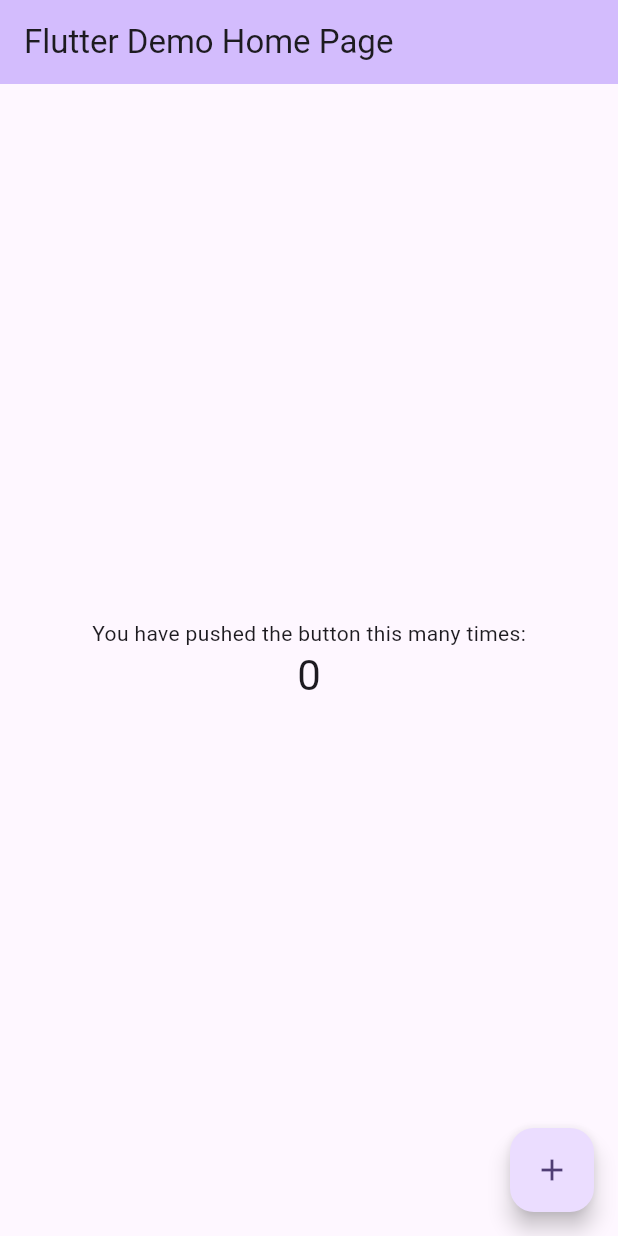
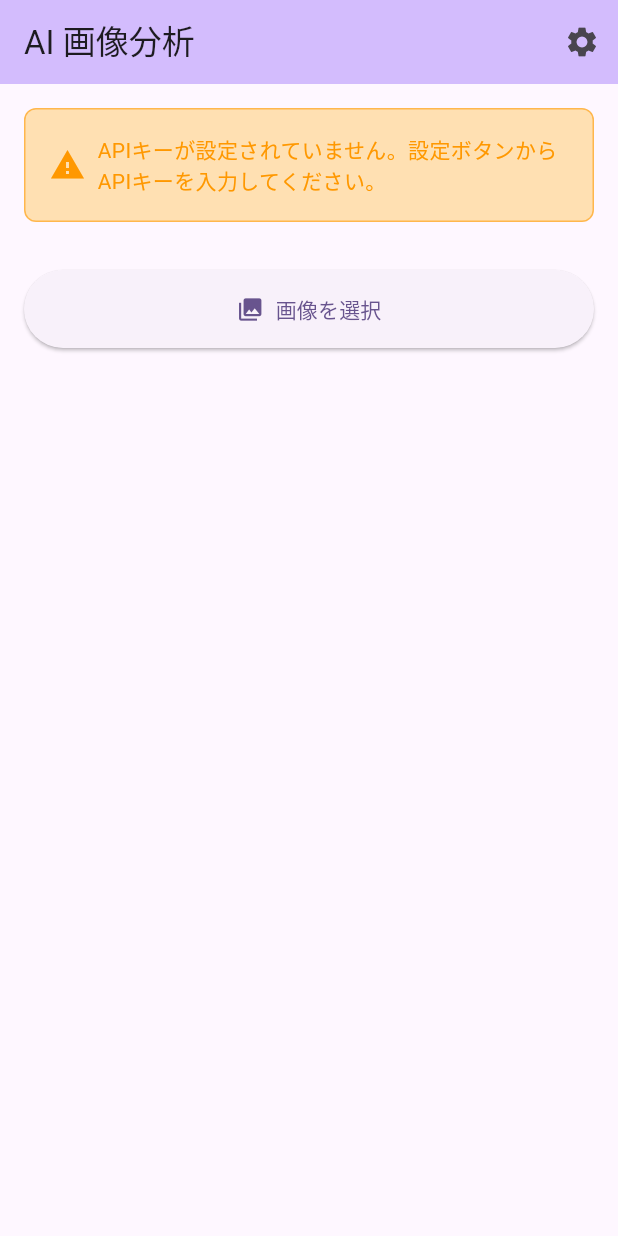
Before and after one commit to mituru-maker/my_8th_app, a Flutter app: the screen it shows after launch, on a phone screen of 412 x 824 dp. Run offline on Flutter 3.47's test engine with Material 3 defaults, Android fonts, the phone set to English and light mode, and no system bars; our stand-ins replace google_generative_ai, image_picker, shared_preferences.

Commit message:
Implement AI image analyzer with Gemini integration
- Add image picker functionality for web
- Implement API key management with shared_preferences
- Add settings dialog for API key input
- Integrate Gemini 2.0-flash-exp model with fallback to gemini-1.5-flash
- Fix Image.memory compatibility for web platform
- Add Japanese language support for image analysis
- Improve error messages for empty API key

```diff
--- /dev/null
+++ b/lib/api_service.dart
@@ -0,0 +1,20 @@
+import 'package:shared_preferences/shared_preferences.dart';
+
+class ApiService {
+  static const String _apiKeyKey = 'gemini_api_key';
+
+  static Future<void> saveApiKey(String apiKey) async {
+    final prefs = await SharedPreferences.getInstance();
+    await prefs.setString(_apiKeyKey, apiKey);
+  }
+
+  static Future<String?> getApiKey() async {
+    final prefs = await SharedPreferences.getInstance();
+    return prefs.getString(_apiKeyKey);
+  }
+
+  static Future<void> removeApiKey() async {
+    final prefs = await SharedPreferences.getInstance();
+    await prefs.remove(_apiKeyKey);
+  }
+}
--- a/lib/main.dart
+++ b/lib/main.dart
@@ -1,4 +1,9 @@
 import 'package:flutter/material.dart';
+import 'package:image_picker/image_picker.dart';
+import 'dart:io';
+import 'dart:typed_data';
+import 'api_service.dart';
+import 'package:google_generative_ai/google_generative_ai.dart';
 
 void main() {
   runApp(const MyApp());
@@ -7,119 +12,286 @@ void main() {
 class MyApp extends StatelessWidget {
   const MyApp({super.key});
 
-  // This widget is the root of your application.
   @override
   Widget build(BuildContext context) {
     return MaterialApp(
-      title: 'Flutter Demo',
+      title: 'AI Image Analyzer',
       theme: ThemeData(
-        // This is the theme of your application.
-        //
-        // TRY THIS: Try running your application with "flutter run". You'll see
-        // the application has a purple toolbar. Then, without quitting the app,
-        // try changing the seedColor in the colorScheme below to Colors.green
-        // and then invoke "hot reload" (save your changes or press the "hot
-        // reload" button in a Flutter-supported IDE, or press "r" if you used
-        // the command line to start the app).
-        //
-        // Notice that the counter didn't reset back to zero; the application
-        // state is not lost during the reload. To reset the state, use hot
-        // restart instead.
-        //
-        // This works for code too, not just values: Most code changes can be
-        // tested with just a hot reload.
         colorScheme: ColorScheme.fromSeed(seedColor: Colors.deepPurple),
         useMaterial3: true,
       ),
-      home: const MyHomePage(title: 'Flutter Demo Home Page'),
+      home: const ImageAnalyzerPage(),
     );
   }
 }
 
-class MyHomePage extends StatefulWidget {
-  const MyHomePage({super.key, required this.title});
-
-  // This widget is the home page of your application. It is stateful, meaning
-  // that it has a State object (defined below) that contains fields that affect
-  // how it looks.
-
-  // This class is the configuration for the state. It holds the values (in this
-  // case the title) provided by the parent (in this case the App widget) and
-  // used by the build method of the State. Fields in a Widget subclass are
-  // always marked "final".
-
-  final String title;
+class ImageAnalyzerPage extends StatefulWidget {
+  const ImageAnalyzerPage({super.key});
 
   @override
-  State<MyHomePage> createState() => _MyHomePageState();
+  State<ImageAnalyzerPage> createState() => _ImageAnalyzerPageState();
 }
 
-class _MyHomePageState extends State<MyHomePage> {
-  int _counter = 0;
+class _ImageAnalyzerPageState extends State<ImageAnalyzerPage> {
+  final ImagePicker _picker = ImagePicker();
+  XFile? _selectedImage;
+  Uint8List? _imageBytes;
+  String _analysisResult = '';
+  bool _isAnalyzing = false;
+  String? _apiKey;
 
-  void _incrementCounter() {
+  @override
+  void initState() {
+    super.initState();
+    _loadApiKey();
+  }
+
+  Future<void> _loadApiKey() async {
+    final apiKey = await ApiService.getApiKey();
     setState(() {
-      // This call to setState tells the Flutter framework that something has
-      // changed in this State, which causes it to rerun the build method below
-      // so that the display can reflect the updated values. If we changed
-      // _counter without calling setState(), then the build method would not be
-      // called again, and so nothing would appear to happen.
-      _counter++;
+      _apiKey = apiKey;
     });
+  }
+
+  Future<void> _pickImage() async {
+    final XFile? image = await _picker.pickImage(source: ImageSource.gallery);
+    if (image != null) {
+      final bytes = await image.readAsBytes();
+      setState(() {
+        _selectedImage = image;
+        _imageBytes = bytes;
+        _analysisResult = '';
+      });
+    }
+  }
+
+  Future<void> _analyzeImage() async {
+    if (_selectedImage == null) {
+      ScaffoldMessenger.of(context).showSnackBar(
+        const SnackBar(content: Text('Please select an image first')),
+      );
+      return;
+    }
+
+    if (_apiKey == null || _apiKey!.isEmpty) {
+      ScaffoldMessenger.of(context).showSnackBar(
+        const SnackBar(
+          content: Text('APIキーが設定されていません。設定ボタンからAPIキーを入力してください。'),
+          backgroundColor: Colors.red,
+        ),
+      );
+      return;
+    }
+
+    setState(() {
+      _isAnalyzing = true;
+      _analysisResult = '';
+    });
+
+    try {
+      String modelName = 'gemini-2.0-flash-exp';
+      GenerativeModel model;
+
+      try {
+        model = GenerativeModel(
+          model: modelName,
+          apiKey: _apiKey!,
+        );
+      } catch (e) {
+        // Fallback to gemini-1.5-flash if the experimental model is not available
+        modelName = 'gemini-1.5-flash';
+        model = GenerativeModel(
+          model: modelName,
+          apiKey: _apiKey!,
+        );
+      }
+
+      final imagePart = DataPart('image/jpeg', _imageBytes!);
+
+      final prompt = TextPart('Please analyze this image and provide a detailed description in Japanese.');
+      final response = await model.generateContent([
+        Content.multi([prompt, imagePart])
+      ]);
+
+      setState(() {
+        _analysisResult = response.text ?? 'No response received';
+        _isAnalyzing = false;
+      });
+    } catch (e) {
+      setState(() {
+        _analysisResult = 'Error: $e';
+        _isAnalyzing = false;
+      });
+    }
+  }
+
+  void _showSettingsDialog() {
+    final TextEditingController apiKeyController = TextEditingController(text: _apiKey);
+
+    showDialog(
+      context: context,
+      builder: (BuildContext context) {
+        return AlertDialog(
+          title: const Text('設定'),
+          content: Column(
+            mainAxisSize: MainAxisSize.min,
+            children: [
+              const Text('Gemini APIキーを入力してください:'),
+              const SizedBox(height: 16),
+              TextField(
+                controller: apiKeyController,
+                decoration: const InputDecoration(
+                  border: OutlineInputBorder(),
+                  labelText: 'API Key',
+                  hintText: 'Enter your Gemini API key',
+                ),
+                obscureText: true,
+              ),
+            ],
+          ),
+          actions: [
+            TextButton(
+              onPressed: () {
+                Navigator.of(context).pop();
+              },
+              child: const Text('キャンセル'),
+            ),
+            TextButton(
+              onPressed: () async {
+                await ApiService.saveApiKey(apiKeyController.text);
+                setState(() {
+                  _apiKey = apiKeyController.text;
+                });
+                Navigator.of(context).pop();
+                ScaffoldMessenger.of(context).showSnackBar(
+                  const SnackBar(content: Text('APIキーを保存しました')),
+                );
+              },
+              child: const Text('保存'),
+            ),
+          ],
+        );
+      },
+    );
   }
 
   @override
   Widget build(BuildContext context) {
-    // This method is rerun every time setState is called, for instance as done
-    // by the _incrementCounter method above.
-    //
-    // The Flutter framework has been optimized to make rerunning build methods
-    // fast, so that you can just rebuild anything that needs updating rather
-    // than having to individually change instances of widgets.
     return Scaffold(
       appBar: AppBar(
-        // TRY THIS: Try changing the color here to a specific color (to
-        // Colors.amber, perhaps?) and trigger a hot reload to see the AppBar
-        // change color while the other colors stay the same.
         backgroundColor: Theme.of(context).colorScheme.inversePrimary,
-        // Here we take the value from the MyHomePage object that was created by
-        // the App.build method, and use it to set our appbar title.
-        title: Text(widget.title),
+        title: const Text('AI 画像分析'),
+        actions: [
+          IconButton(
+            icon: const Icon(Icons.settings),
+            onPressed: _showSettingsDialog,
+          ),
+        ],
       ),
-      body: Center(
-        // Center is a layout widget. It takes a single child and positions it
-        // in the middle of the parent.
+      body: SingleChildScrollView(
+        padding: const EdgeInsets.all(16.0),
         child: Column(
-          // Column is also a layout widget. It takes a list of children and
-          // arranges them vertically. By default, it sizes itself to fit its
-          // children horizontally, and tries to be as tall as its parent.
-          //
-          // Column has various properties to control how it sizes itself and
-          // how it positions its children. Here we use mainAxisAlignment to
-          // center the children vertically; the main axis here is the vertical
-          // axis because Columns are vertical (the cross axis would be
-          // horizontal).
-          //
-          // TRY THIS: Invoke "debug painting" (choose the "Toggle Debug Paint"
-          // action in the IDE, or press "p" in the console), to see the
-          // wireframe for each widget.
-          mainAxisAlignment: MainAxisAlignment.center,
-          children: <Widget>[
-            const Text(
-              'You have pushed the button this many times:',
+          crossAxisAlignment: CrossAxisAlignment.stretch,
+          children: [
+            if (_apiKey == null || _apiKey!.isEmpty)
+              Container(
+                padding: const EdgeInsets.all(16),
+                margin: const EdgeInsets.only(bottom: 16),
+                decoration: BoxDecoration(
+                  color: Colors.orange.shade100,
+                  borderRadius: BorderRadius.circular(8),
+                  border: Border.all(color: Colors.orange.shade300),
+                ),
+                child: Row(
+                  children: [
+                    const Icon(Icons.warning, color: Colors.orange),
+                    const SizedBox(width: 8),
+                    const Expanded(
+                      child: Text(
+                        'APIキーが設定されていません。設定ボタンからAPIキーを入力してください。',
+                        style: TextStyle(color: Colors.orange),
+                      ),
+                    ),
+                  ],
+                ),
+              ),
+
+            const SizedBox(height: 16),
+
+            ElevatedButton.icon(
+              onPressed: _pickImage,
+              icon: const Icon(Icons.photo_library),
+              label: const Text('画像を選択'),
+              style: ElevatedButton.styleFrom(
+                padding: const EdgeInsets.all(16),
+              ),
             ),
-            Text(
-              '$_counter',
-              style: Theme.of(context).textTheme.headlineMedium,
-            ),
+
+            const SizedBox(height: 16),
+
+            if (_selectedImage != null) ...[
+              Container(
+                height: 300,
+                decoration: BoxDecoration(
+                  border: Border.all(color: Colors.grey),
+                  borderRadius: BorderRadius.circular(8),
+                ),
+                child: ClipRRect(
+                  borderRadius: BorderRadius.circular(8),
+                  child: Image.memory(
+                    _imageBytes!,
+                    fit: BoxFit.contain,
+                  ),
+                ),
+              ),
+
+              const SizedBox(height: 16),
+
+              ElevatedButton.icon(
+                onPressed: _isAnalyzing ? null : _analyzeImage,
+                icon: _isAnalyzing
+                  ? const SizedBox(
+                      width: 20,
+                      height: 20,
+                      child: CircularProgressIndicator(strokeWidth: 2),
+                    )
+                  : const Icon(Icons.analytics),
+                label: Text(_isAnalyzing ? '分析中...' : '画像を分析する'),
+                style: ElevatedButton.styleFrom(
+                  padding: const EdgeInsets.all(16),
+                  backgroundColor: Colors.deepPurple,
+                  foregroundColor: Colors.white,
+                ),
+              ),
+            ],
+
+            const SizedBox(height: 16),
+
+            if (_analysisResult.isNotEmpty) ...[
+              const Text(
+                '分析結果:',
+                style: TextStyle(
+                  fontSize: 18,
+                  fontWeight: FontWeight.bold,
+                ),
+              ),
+              const SizedBox(height: 8),
+              Container(
+                padding: const EdgeInsets.all(16),
+                decoration: BoxDecoration(
+                  color: Colors.grey.shade100,
+                  borderRadius: BorderRadius.circular(8),
+                  border: Border.all(color: Colors.grey.shade300),
+                ),
+                child: Text(
+                  _analysisResult,
+                  style: const TextStyle(fontSize: 16),
+                ),
+              ),
+            ],
           ],
         ),
       ),
-      floatingActionButton: FloatingActionButton(
-        onPressed: _incrementCounter,
-        tooltip: 'Increment',
-        child: const Icon(Icons.add),
-      ), // This trailing comma makes auto-formatting nicer for build methods.
     );
   }
 }
--- a/pubspec.yaml
+++ b/pubspec.yaml
@@ -34,6 +34,9 @@ dependencies:
   # The following adds the Cupertino Icons font to your application.
   # Use with the CupertinoIcons class for iOS style icons.
   cupertino_icons: ^1.0.8
+  google_generative_ai: ^0.4.5
+  image_picker: ^1.1.2
+  shared_preferences: ^2.3.2
 
 dev_dependencies:
   flutter_test:
```
Also changed, not shown: pubspec.lock, 5 other files.
